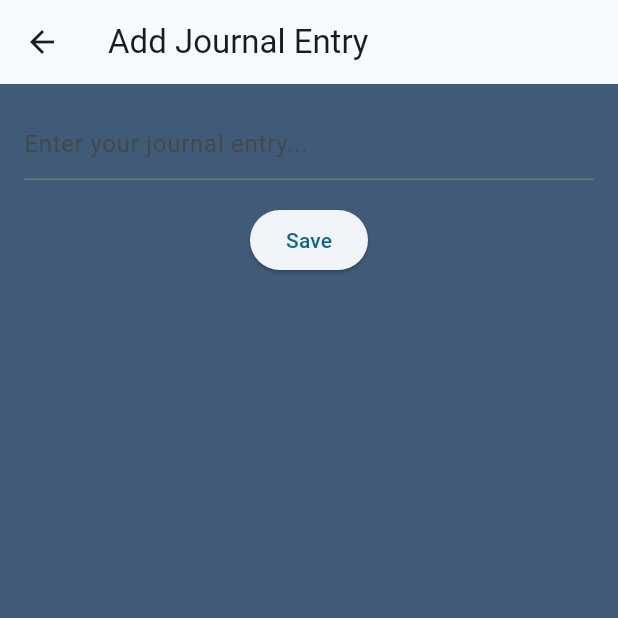
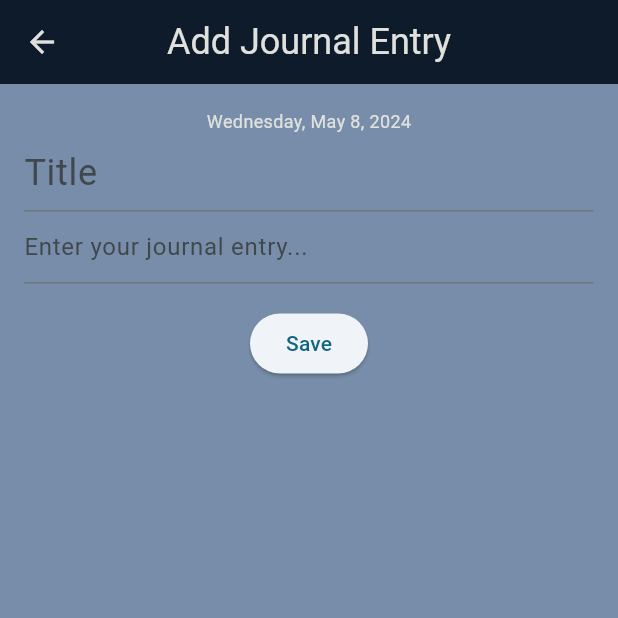
Before and after one commit to GianDMarquez/sleepybuddy, a Flutter app: the screen it shows after launch, item 3 of the bottom bar chosen, after a tap on the "add" icon, on a phone screen of 412 x 824 dp, the top half of it. Run offline on Flutter 3.47's test engine with Material 3 defaults, Android fonts, the phone set to English and light mode, and no system bars; our stand-ins replace hive_flutter, isar, shared_preferences; missing offline and left inert: android_alarm_manager_plus; accounts and stored records are empty; generated files the repository leaves out were written again.

Commit message:
changed the styling

```diff
--- a/lib/view/screens/alarm_add_page.dart
+++ b/lib/view/screens/alarm_add_page.dart
@@ -2,6 +2,7 @@
 import 'package:flutter/material.dart';
 import 'package:shared_preferences/shared_preferences.dart';
 import '../../utilities/alarm.dart';
+import '../colors.dart';
 
 class AddAlarmPage extends StatefulWidget {
   @override
@@ -31,8 +32,12 @@ class _AddAlarmPageState extends State<AddAlarmPage> {
   @override
   Widget build(BuildContext context) {
     return Scaffold(
+      backgroundColor: secondaryColorLight,
       appBar: AppBar(
-        title: Text('Add Alarm'),
+        iconTheme: IconThemeData(color: primaryColorGray),
+        backgroundColor: primaryColorDark,
+        title: Text('Add Alarm', style: TextStyle(color: primaryColorGray, fontSize: 24)),
+        centerTitle: true,
       ),
       body: SingleChildScrollView(
         child: Padding(
--- a/lib/view/screens/alarm_page.dart
+++ b/lib/view/screens/alarm_page.dart
@@ -23,7 +23,7 @@ class _AlarmPageState extends State<AlarmPage> {
     return Scaffold(
       appBar: AppBar(
        backgroundColor: primaryColorDark,
-        title: Text('Alarms', style: TextStyle(color: primaryColorGray)),
+        title: Text('Alarms', style: TextStyle(color: primaryColorGray, fontSize: 24)),
         centerTitle: true,
          leading: Image.asset(
                 'lib/images/logo_buddy.png', // Replace with your image asset
--- a/lib/view/screens/home_page.dart
+++ b/lib/view/screens/home_page.dart
@@ -8,7 +8,7 @@ class HomePage extends StatelessWidget {
     return Scaffold(
         appBar: AppBar(
           backgroundColor: primaryColorDark,
-          title: Text('SleepyBuddy', style: TextStyle(color: primaryColorGray)), centerTitle: true,
+          title: Text('SleepyBuddy', style: TextStyle(color: primaryColorGray, fontSize: 24)), centerTitle: true,
           leading: Image.asset(
                 'lib/images/logo_buddy.png', // Replace with your image asset
                // width: 72, // Set the desired width
--- a/lib/view/screens/journal_add_page.dart
+++ b/lib/view/screens/journal_add_page.dart
@@ -1,24 +1,44 @@
 import 'package:flutter/material.dart';
-//import 'package:hive/hive.dart';
-import 'package:hive_flutter/hive_flutter.dart';
+import 'package:intl/intl.dart';
+
+import '../colors.dart';
 
 class AddJournalEntryPage extends StatefulWidget {
   @override
   _AddJournalEntryPageState createState() => _AddJournalEntryPageState();
 }
 
-//When u hit the plus button
 class _AddJournalEntryPageState extends State<AddJournalEntryPage> {
   @override
   Widget build(BuildContext context) {
+    DateTime currentDate = DateTime.now();
+
     return Scaffold(
+      backgroundColor: secondaryColorLight,
       appBar: AppBar(
-        title: Text('Add Journal Entry'),
+        iconTheme: IconThemeData(color: primaryColorGray),
+        backgroundColor:
+            primaryColorDark, //changes top bar color, primaryColorDark
+        title: Text('Add Journal Entry',
+            style: TextStyle(color: primaryColorGray, fontSize: 24)),
+        centerTitle: true,
       ),
       body: Padding(
         padding: const EdgeInsets.all(16.0),
         child: Column(
           children: [
+            // Date
+            Text(
+              '${DateFormat.yMMMMEEEEd().format(currentDate)}',
+              style: TextStyle(fontSize: 12, color: primaryColorGray),
+            ),
+            TextField(
+              decoration: InputDecoration(
+                hintText: 'Title',
+              ),
+              style: TextStyle(fontSize: 24),
+              maxLines: null, // Allow multiple lines
+            ),
             TextField(
               decoration: InputDecoration(
                 hintText: 'Enter your journal entry...',
--- a/lib/view/screens/journal_page.dart
+++ b/lib/view/screens/journal_page.dart
@@ -23,10 +23,10 @@ class JournalPage extends StatelessWidget {
         //TO DO: APP BAr Context
         appBar: AppBar(
           backgroundColor: primaryColorDark,
-          title: Text('Journal', style: TextStyle(color: primaryColorGray)),
+          title: Text('Journal', style: TextStyle(color: primaryColorGray, fontSize: 24)),
           centerTitle: true,
           leading: Image.asset(
-            'lib/images/logo_shortened.png', //idk
+            'lib/images/logo_buddy.png', //idk
             // width: 72, // Set the desired width
             //height: 72, // Set the desired height
             //scale: 50
--- a/pubspec.yaml
+++ b/pubspec.yaml
@@ -49,6 +49,7 @@ dependencies:
   isar_flutter_libs: ^3.1.0+1
   path_provider: ^2.1.3
   provider: ^6.1.2
+  intl: ^0.19.0
 
 dev_dependencies:
   flutter_test:
```
Also changed, not shown: pubspec.lock.
